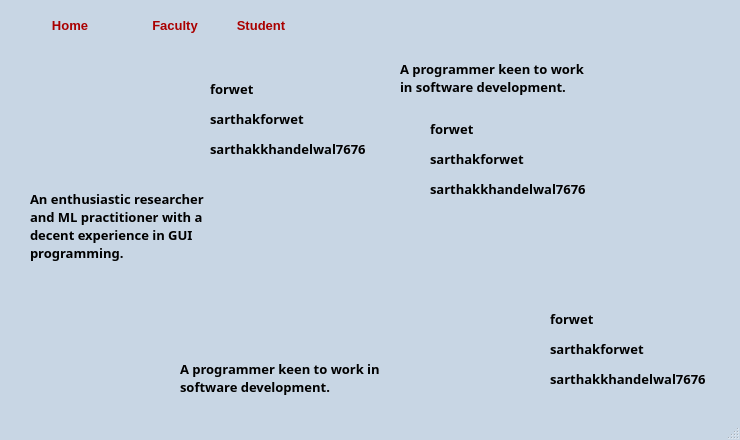
Old version of the form DevInfo.ui in the repository sarthakforwet/Attendance-Record-Management-System.
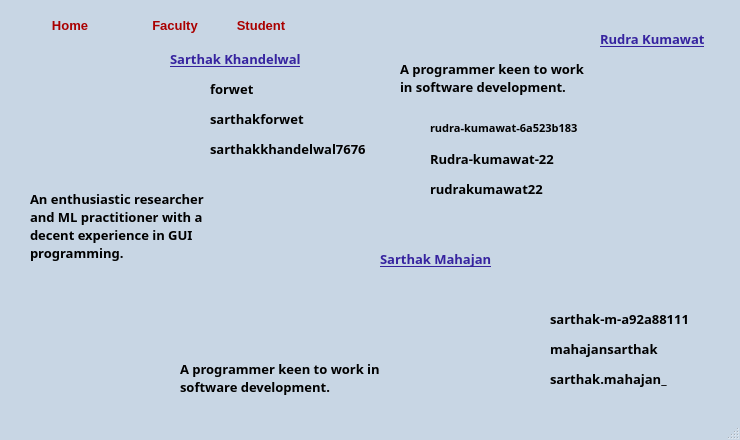
New version of the form. Icons and pictures are not drawn.

What changed in the file:
```diff
--- a/DevInfo.ui
+++ b/DevInfo.ui
@@ -127,7 +127,7 @@
    <widget class="QLabel" name="label_4">
     <property name="geometry">
      <rect>
-      <x>600</x>
+      <x>610</x>
       <y>60</y>
       <width>131</width>
       <height>131</height>
@@ -313,7 +313,7 @@
      <rect>
       <x>430</x>
       <y>150</y>
-      <width>101</width>
+      <width>141</width>
       <height>21</height>
      </rect>
     </property>
@@ -326,7 +326,7 @@
      </font>
     </property>
     <property name="text">
-     <string>sarthakforwet</string>
+     <string>Rudra-kumawat-22</string>
     </property>
     <property name="alignment">
      <set>Qt::AlignLeading|Qt::AlignLeft|Qt::AlignTop</set>
@@ -340,20 +340,20 @@
      <rect>
       <x>430</x>
       <y>120</y>
-      <width>51</width>
+      <width>171</width>
       <height>21</height>
      </rect>
     </property>
     <property name="font">
      <font>
       <family>Segoe Print</family>
-      <pointsize>10</pointsize>
+      <pointsize>8</pointsize>
       <weight>75</weight>
       <bold>true</bold>
      </font>
     </property>
     <property name="text">
-     <string>forwet</string>
+     <string>rudra-kumawat-6a523b183</string>
     </property>
     <property name="alignment">
      <set>Qt::AlignLeading|Qt::AlignLeft|Qt::AlignTop</set>
@@ -380,7 +380,7 @@
      </font>
     </property>
     <property name="text">
-     <string>sarthakkhandelwal7676</string>
+     <string>rudrakumawat22</string>
     </property>
     <property name="alignment">
      <set>Qt::AlignLeading|Qt::AlignLeft|Qt::AlignTop</set>
@@ -510,7 +510,7 @@
      </font>
     </property>
     <property name="text">
-     <string>sarthakkhandelwal7676</string>
+     <string>sarthak.mahajan_</string>
     </property>
     <property name="alignment">
      <set>Qt::AlignLeading|Qt::AlignLeft|Qt::AlignTop</set>
@@ -581,7 +581,7 @@
      <rect>
       <x>550</x>
       <y>310</y>
-      <width>51</width>
+      <width>161</width>
       <height>21</height>
      </rect>
     </property>
@@ -594,7 +594,7 @@
      </font>
     </property>
     <property name="text">
-     <string>forwet</string>
+     <string>sarthak-m-a92a88111</string>
     </property>
     <property name="alignment">
      <set>Qt::AlignLeading|Qt::AlignLeft|Qt::AlignTop</set>
@@ -608,7 +608,7 @@
      <rect>
       <x>550</x>
       <y>340</y>
-      <width>101</width>
+      <width>121</width>
       <height>21</height>
      </rect>
     </property>
@@ -621,7 +621,7 @@
      </font>
     </property>
     <property name="text">
-     <string>sarthakforwet</string>
+     <string>mahajansarthak</string>
     </property>
     <property name="alignment">
      <set>Qt::AlignLeading|Qt::AlignLeft|Qt::AlignTop</set>
@@ -948,6 +948,201 @@
      </item>
     </layout>
    </widget>
+   <widget class="QLabel" name="label_26">
+    <property name="geometry">
+     <rect>
+      <x>170</x>
+      <y>50</y>
+      <width>141</width>
+      <height>21</height>
+     </rect>
+    </property>
+    <property name="palette">
+     <palette>
+      <active>
+       <colorrole role="WindowText">
+        <brush brushstyle="SolidPattern">
+         <color alpha="255">
+          <red>54</red>
+          <green>35</green>
+          <blue>159</blue>
+         </color>
+        </brush>
+       </colorrole>
+      </active>
+      <inactive>
+       <colorrole role="WindowText">
+        <brush brushstyle="SolidPattern">
+         <color alpha="255">
+          <red>54</red>
+          <green>35</green>
+          <blue>159</blue>
+         </color>
+        </brush>
+       </colorrole>
+      </inactive>
+      <disabled>
+       <colorrole role="WindowText">
+        <brush brushstyle="SolidPattern">
+         <color alpha="255">
+          <red>120</red>
+          <green>120</green>
+          <blue>120</blue>
+         </color>
+        </brush>
+       </colorrole>
+      </disabled>
+     </palette>
+    </property>
+    <property name="font">
+     <font>
+      <family>Segoe Print</family>
+      <pointsize>10</pointsize>
+      <weight>75</weight>
+      <bold>true</bold>
+      <underline>true</underline>
+     </font>
+    </property>
+    <property name="text">
+     <string>Sarthak Khandelwal</string>
+    </property>
+    <property name="alignment">
+     <set>Qt::AlignLeading|Qt::AlignLeft|Qt::AlignTop</set>
+    </property>
+    <property name="wordWrap">
+     <bool>true</bool>
+    </property>
+   </widget>
+   <widget class="QLabel" name="label_27">
+    <property name="geometry">
+     <rect>
+      <x>600</x>
+      <y>30</y>
+      <width>141</width>
+      <height>21</height>
+     </rect>
+    </property>
+    <property name="palette">
+     <palette>
+      <active>
+       <colorrole role="WindowText">
+        <brush brushstyle="SolidPattern">
+         <color alpha="255">
+          <red>54</red>
+          <green>35</green>
+          <blue>159</blue>
+         </color>
+        </brush>
+       </colorrole>
+      </active>
+      <inactive>
+       <colorrole role="WindowText">
+        <brush brushstyle="SolidPattern">
+         <color alpha="255">
+          <red>54</red>
+          <green>35</green>
+          <blue>159</blue>
+         </color>
+        </brush>
+       </colorrole>
+      </inactive>
+      <disabled>
+       <colorrole role="WindowText">
+        <brush brushstyle="SolidPattern">
+         <color alpha="255">
+          <red>120</red>
+          <green>120</green>
+          <blue>120</blue>
+         </color>
+        </brush>
+       </colorrole>
+      </disabled>
+     </palette>
+    </property>
+    <property name="font">
+     <font>
+      <family>Segoe Print</family>
+      <pointsize>10</pointsize>
+      <weight>75</weight>
+      <bold>true</bold>
+      <underline>true</underline>
+     </font>
+    </property>
+    <property name="text">
+     <string>Rudra Kumawat</string>
+    </property>
+    <property name="alignment">
+     <set>Qt::AlignLeading|Qt::AlignLeft|Qt::AlignTop</set>
+    </property>
+    <property name="wordWrap">
+     <bool>true</bool>
+    </property>
+   </widget>
+   <widget class="QLabel" name="label_28">
+    <property name="geometry">
+     <rect>
+      <x>380</x>
+      <y>250</y>
+      <width>141</width>
+      <height>21</height>
+     </rect>
+    </property>
+    <property name="palette">
+     <palette>
+      <active>
+       <colorrole role="WindowText">
+        <brush brushstyle="SolidPattern">
+         <color alpha="255">
+          <red>54</red>
+          <green>35</green>
+          <blue>159</blue>
+         </color>
+        </brush>
+       </colorrole>
+      </active>
+      <inactive>
+       <colorrole role="WindowText">
+        <brush brushstyle="SolidPattern">
+         <color alpha="255">
+          <red>54</red>
+          <green>35</green>
+          <blue>159</blue>
+         </color>
+        </brush>
+       </colorrole>
+      </inactive>
+      <disabled>
+       <colorrole role="WindowText">
+        <brush brushstyle="SolidPattern">
+         <color alpha="255">
+          <red>120</red>
+          <green>120</green>
+          <blue>120</blue>
+         </color>
+        </brush>
+       </colorrole>
+      </disabled>
+     </palette>
+    </property>
+    <property name="font">
+     <font>
+      <family>Segoe Print</family>
+      <pointsize>10</pointsize>
+      <weight>75</weight>
+      <bold>true</bold>
+      <underline>true</underline>
+     </font>
+    </property>
+    <property name="text">
+     <string>Sarthak Mahajan</string>
+    </property>
+    <property name="alignment">
+     <set>Qt::AlignLeading|Qt::AlignLeft|Qt::AlignTop</set>
+    </property>
+    <property name="wordWrap">
+     <bool>true</bool>
+    </property>
+   </widget>
   </widget>
   <widget class="QStatusBar" name="statusbar"/>
  </widget>
```
Left out of the diff: 7 changed lines with no effect on the pictures.
